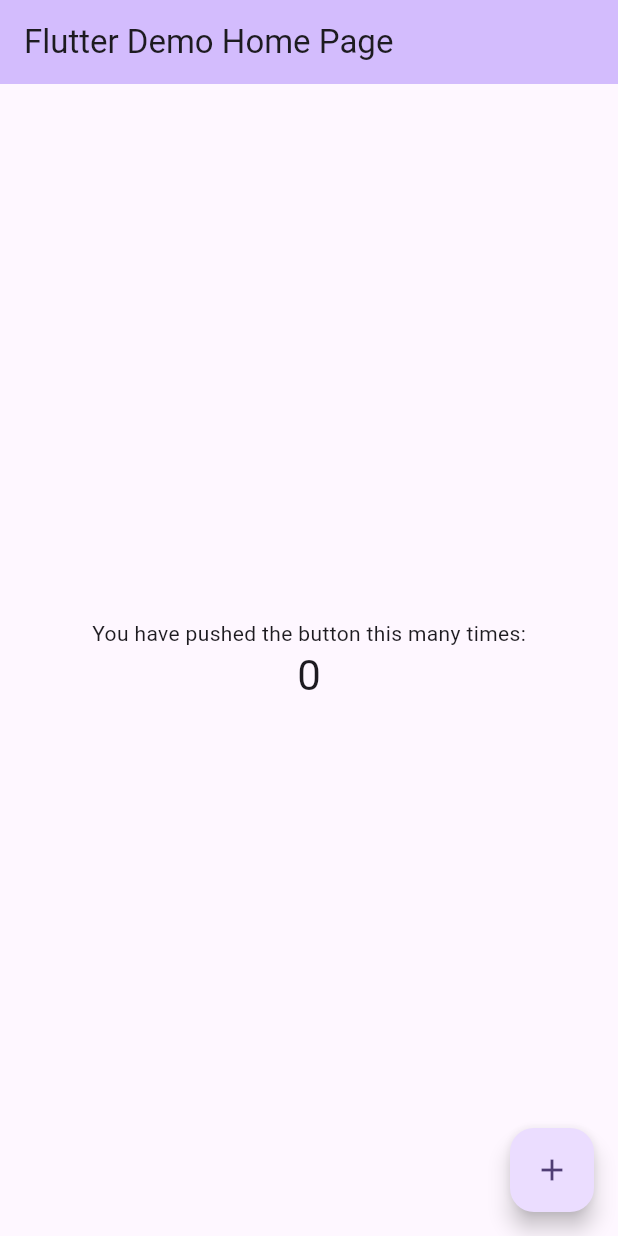
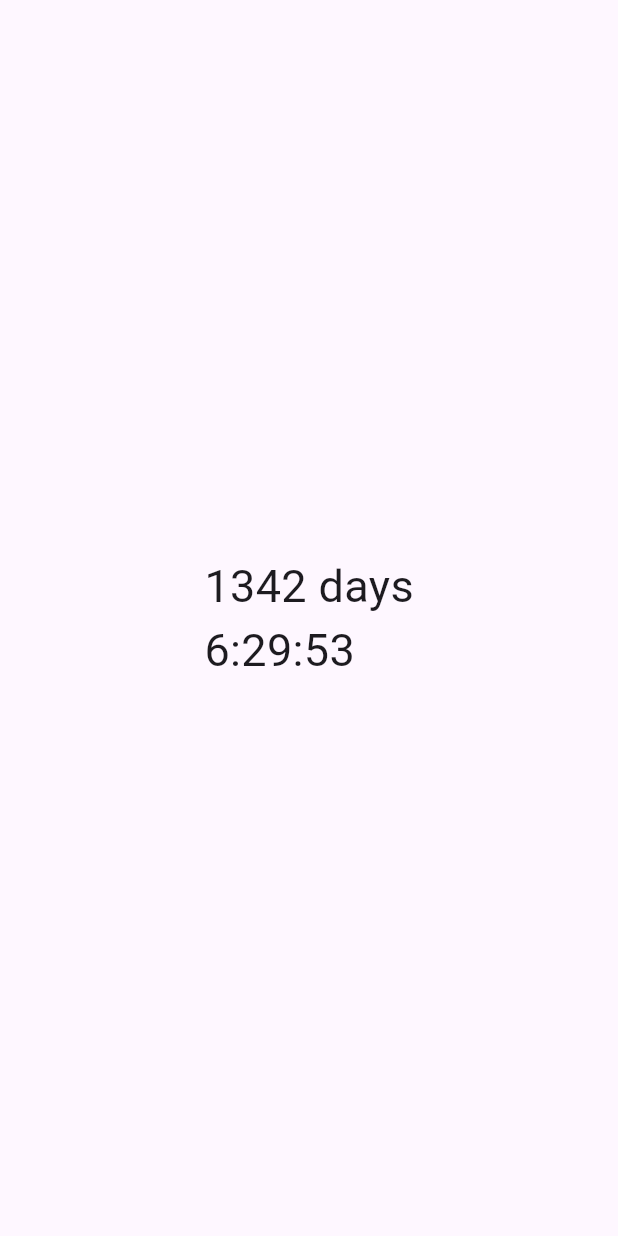
Before and after one commit to bitdreamer/until, a Flutter app: the screen it shows after launch, on a phone screen of 412 x 824 dp. Run offline on Flutter 3.47's test engine with Material 3 defaults, Android fonts, the light colour scheme and no system bars; our stand-ins replace flutter_bloc.

Commit message:
putting the actual app .dart in palce

```diff
--- a/lib/main.dart
+++ b/lib/main.dart
@@ -1,122 +1,92 @@
+// main.dart
+// Barrett Koster 2025
+// done through bitdreamer account on github
+
+// This app is a countdown to the next US presidential
+// inauguration.
+
+
 import 'package:flutter/material.dart';
+import 'package:flutter_bloc/flutter_bloc.dart';
 
-void main() {
-  runApp(const MyApp());
+class MsgState
+{
+  String msg;
+  MsgState( this.msg );
 }
 
-class MyApp extends StatelessWidget {
-  const MyApp({super.key});
+class MsgCubit extends Cubit<MsgState>
+{
+  MsgCubit() :super( MsgState("until") );
 
-  // This widget is the root of your application.
+  update( String s ) { emit( MsgState(s) ); }
+}
+
+void main()
+{ runApp(const Until1());
+}
+
+class Until1 extends StatelessWidget
+{ const Until1({super.key});
+
   @override
   Widget build(BuildContext context) {
-    return MaterialApp(
-      title: 'Flutter Demo',
-      theme: ThemeData(
-        // This is the theme of your application.
-        //
-        // TRY THIS: Try running your application with "flutter run". You'll see
-        // the application has a purple toolbar. Then, without quitting the app,
-        // try changing the seedColor in the colorScheme below to Colors.green
-        // and then invoke "hot reload" (save your changes or press the "hot
-        // reload" button in a Flutter-supported IDE, or press "r" if you used
-        // the command line to start the app).
-        //
-        // Notice that the counter didn't reset back to zero; the application
-        // state is not lost during the reload. To reset the state, use hot
-        // restart instead.
-        //
-        // This works for code too, not just values: Most code changes can be
-        // tested with just a hot reload.
-        colorScheme: ColorScheme.fromSeed(seedColor: Colors.deepPurple),
+    return MaterialApp
+    (
+      title: 'until',
+      home: BlocProvider<MsgCubit>
+      ( create: (context) => MsgCubit(),
+        child: BlocBuilder<MsgCubit,MsgState>
+        ( builder: (context,state) => Until2(),
+        ),
       ),
-      home: const MyHomePage(title: 'Flutter Demo Home Page'),
     );
   }
 }
 
-class MyHomePage extends StatefulWidget {
-  const MyHomePage({super.key, required this.title});
+class Until2 extends StatelessWidget
+{
+  Until2({super.key});
 
-  // This widget is the home page of your application. It is stateful, meaning
-  // that it has a State object (defined below) that contains fields that affect
-  // how it looks.
+  // whatTime() figures out how long it it from now until
+  // 2029 Jan 20 noon in DC.
+  // sets msg to that time after a delay of 1 s.
+  // If called inside the BLoC that msg uses ... will create
+  // infinite call-back loop.
+  Future<void> whatTime( BuildContext context ) async
+  {
+    DateTime now = DateTime.now();
+    DateTime inaug = DateTime.parse("2029-01-20 17:00:00Z");
 
-  // This class is the configuration for the state. It holds the values (in this
-  // case the title) provided by the parent (in this case the App widget) and
-  // used by the build method of the State. Fields in a Widget subclass are
-  // always marked "final".
+    final diff = inaug.difference(now);
 
-  final String title;
+    final ts = diff.inSeconds;
+    final tm = diff.inMinutes;
+    final s = ts - tm * 60;
+    final th = diff.inHours;
+    final m = tm - th * 60;
+    final td = diff.inDays;
+    final h = th - td*24;
 
-  @override
-  State<MyHomePage> createState() => _MyHomePageState();
-}
+    final msg = "${td} days\n$h:$m:$s";
 
-class _MyHomePageState extends State<MyHomePage> {
-  int _counter = 0;
+    await Future.delayed( const Duration(seconds:1) );
 
-  void _incrementCounter() {
-    setState(() {
-      // This call to setState tells the Flutter framework that something has
-      // changed in this State, which causes it to rerun the build method below
-      // so that the display can reflect the updated values. If we changed
-      // _counter without calling setState(), then the build method would not be
-      // called again, and so nothing would appear to happen.
-      _counter++;
-    });
+    MsgCubit mc = BlocProvider.of<MsgCubit>(context);
+    mc.update(msg);
+
+    // return diff;
   }
 
   @override
-  Widget build(BuildContext context) {
-    // This method is rerun every time setState is called, for instance as done
-    // by the _incrementCounter method above.
-    //
-    // The Flutter framework has been optimized to make rerunning build methods
-    // fast, so that you can just rebuild anything that needs updating rather
-    // than having to individually change instances of widgets.
-    return Scaffold(
-      appBar: AppBar(
-        // TRY THIS: Try changing the color here to a specific color (to
-        // Colors.amber, perhaps?) and trigger a hot reload to see the AppBar
-        // change color while the other colors stay the same.
-        backgroundColor: Theme.of(context).colorScheme.inversePrimary,
-        // Here we take the value from the MyHomePage object that was created by
-        // the App.build method, and use it to set our appbar title.
-        title: Text(widget.title),
-      ),
-      body: Center(
-        // Center is a layout widget. It takes a single child and positions it
-        // in the middle of the parent.
-        child: Column(
-          // Column is also a layout widget. It takes a list of children and
-          // arranges them vertically. By default, it sizes itself to fit its
-          // children horizontally, and tries to be as tall as its parent.
-          //
-          // Column has various properties to control how it sizes itself and
-          // how it positions its children. Here we use mainAxisAlignment to
-          // center the children vertically; the main axis here is the vertical
-          // axis because Columns are vertical (the cross axis would be
-          // horizontal).
-          //
-          // TRY THIS: Invoke "debug painting" (choose the "Toggle Debug Paint"
-          // action in the IDE, or press "p" in the console), to see the
-          // wireframe for each widget.
-          mainAxisAlignment: MainAxisAlignment.center,
-          children: <Widget>[
-            const Text('You have pushed the button this many times:'),
-            Text(
-              '$_counter',
-              style: Theme.of(context).textTheme.headlineMedium,
-            ),
-          ],
-        ),
-      ),
-      floatingActionButton: FloatingActionButton(
-        onPressed: _incrementCounter,
-        tooltip: 'Increment',
-        child: const Icon(Icons.add),
-      ), // This trailing comma makes auto-formatting nicer for build methods.
+  Widget build(BuildContext context)
+  { whatTime(context);
+    MsgCubit mc = BlocProvider.of<MsgCubit>(context);
+
+    return Scaffold
+    ( // appBar: AppBar( title: Text("until"),),
+      body: Center
+      ( child: Text(mc.state.msg, style:TextStyle(fontSize:30) ),),
     );
   }
 }
--- a/pubspec.yaml
+++ b/pubspec.yaml
@@ -34,6 +34,7 @@ dependencies:
   # The following adds the Cupertino Icons font to your application.
   # Use with the CupertinoIcons class for iOS style icons.
   cupertino_icons: ^1.0.8
+  flutter_bloc: ^9.1.1
 
 dev_dependencies:
   flutter_test:
```
Also changed, not shown: pubspec.lock.
